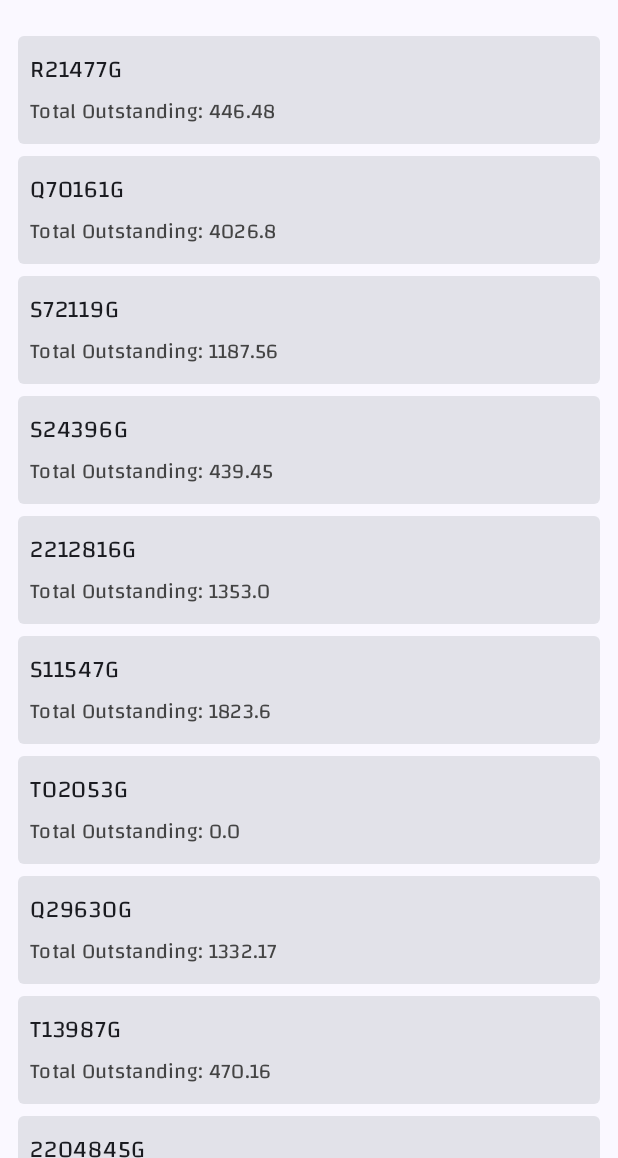
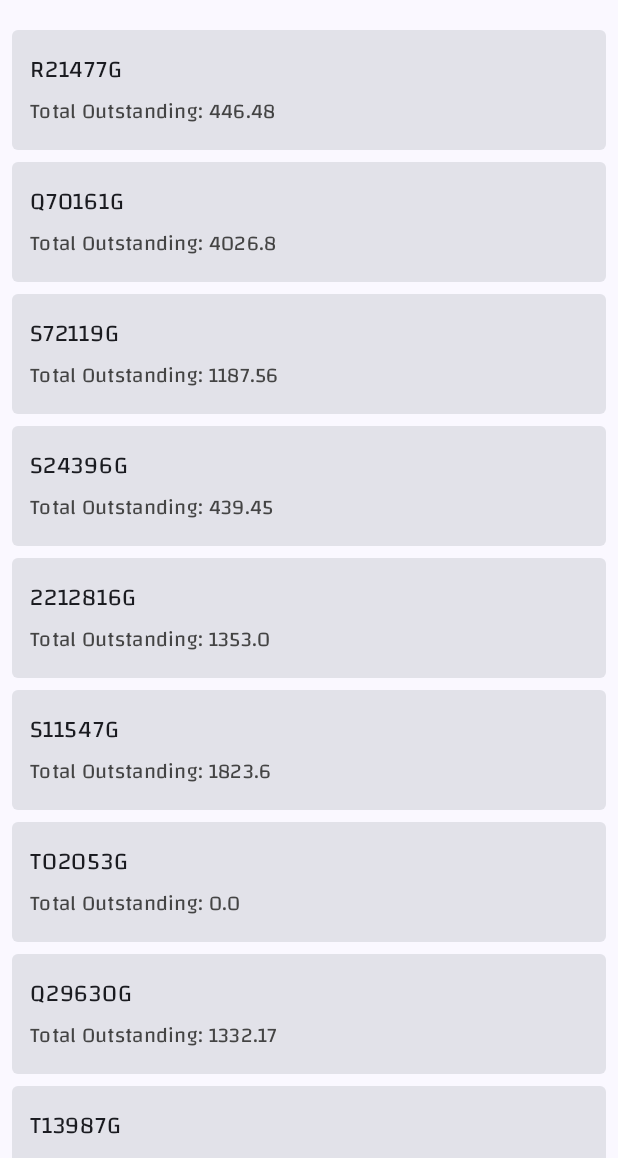
Before and after one commit to LouayNasr/sunlit-mosque, an Android app built with Jetpack Compose: the screen it shows after launch (MainActivity), on a phone screen of 412 x 824 dp, the part 78-1236 px from its top. Run offline under Robolectric (Android 15) with nearby library versions, the phone set to English and light mode, and no system bars.

Commit message:
remove the padding inside list items

```diff
--- a/app/src/main/java/com/example/sunlitmosques/screens/MosqueListScreen.kt
+++ b/app/src/main/java/com/example/sunlitmosques/screens/MosqueListScreen.kt
@@ -1,6 +1,7 @@
 import android.content.res.Configuration
 import androidx.compose.foundation.clickable
 import androidx.compose.foundation.isSystemInDarkTheme
+import androidx.compose.foundation.layout.Arrangement
 import androidx.compose.foundation.layout.Column
 import androidx.compose.foundation.layout.PaddingValues
 import androidx.compose.foundation.layout.Row
@@ -54,6 +55,7 @@ fun MosqueListScreen(navController: NavController, mosqueViewModel: MosqueViewMo
                     modifier = Modifier
                         .fillMaxSize()
                         .padding(paddingValues),
+                    verticalArrangement = Arrangement.spacedBy(8.dp),
                     contentPadding = PaddingValues(8.dp)
                 ) {
                     items(mosqueList) { mosque ->
@@ -79,14 +81,13 @@ fun MosqueListScreen(navController: NavController, mosqueViewModel: MosqueViewMo
 fun MosqueRow(mosque: Mosque, onClick: () -> Unit) {
     Card(
         modifier = Modifier
-            .clickable(onClick = onClick)
-            .padding(4.dp),
+            .clickable(onClick = onClick),
         shape = RoundedCornerShape(4.dp),
         colors = CardDefaults.cardColors()
     ) {
         Row(
             modifier = Modifier
-                .padding(8.dp)
+                .padding(12.dp)
         ) {
             Column(modifier = Modifier.weight(1f)) {
                 Text(
```
